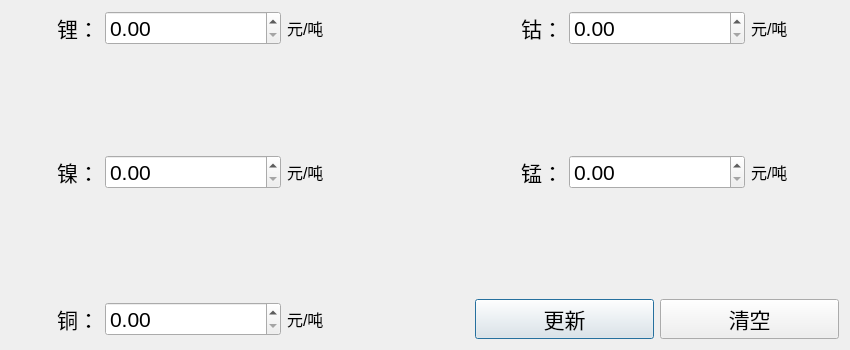
Before: the Qt Designer form metalPriceDialog.ui in RipplesDance/WasteMetalRecoverySystem_server, drawn with Qt 5.
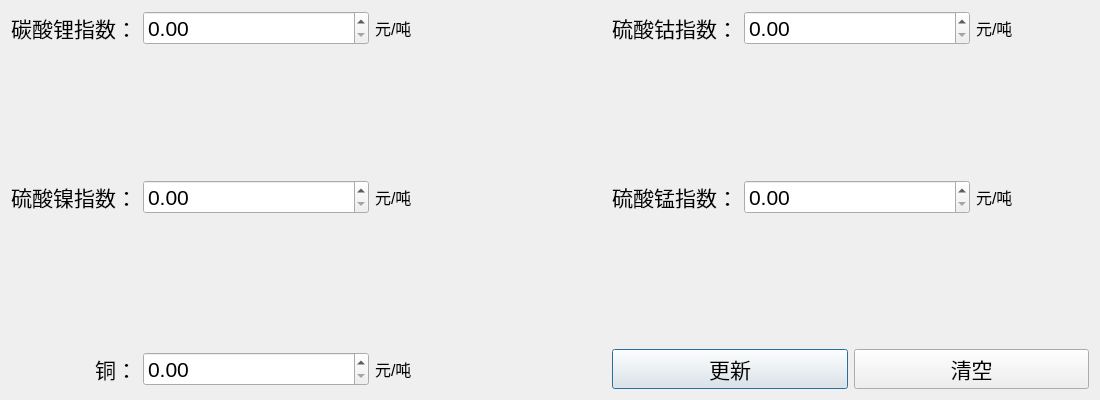
After: the same form once the commit is applied.

```diff
--- a/metalPriceDialog.ui
+++ b/metalPriceDialog.ui
@@ -6,20 +6,20 @@
    <rect>
     <x>0</x>
     <y>0</y>
-    <width>850</width>
-    <height>350</height>
+    <width>1100</width>
+    <height>400</height>
    </rect>
   </property>
   <property name="minimumSize">
    <size>
-    <width>850</width>
-    <height>350</height>
+    <width>1100</width>
+    <height>400</height>
    </size>
   </property>
   <property name="maximumSize">
    <size>
-    <width>850</width>
-    <height>350</height>
+    <width>1100</width>
+    <height>400</height>
    </size>
   </property>
   <property name="windowTitle">
@@ -48,7 +48,7 @@
         </font>
        </property>
        <property name="text">
-        <string>&lt;html&gt;&lt;head/&gt;&lt;body&gt;&lt;p&gt;镍：&lt;/p&gt;&lt;/body&gt;&lt;/html&gt;</string>
+        <string>&lt;html&gt;&lt;head/&gt;&lt;body&gt;&lt;p&gt;硫酸镍指数：&lt;/p&gt;&lt;/body&gt;&lt;/html&gt;</string>
        </property>
        <property name="alignment">
         <set>Qt::AlignRight|Qt::AlignTrailing|Qt::AlignVCenter</set>
@@ -111,7 +111,7 @@
         </font>
        </property>
        <property name="text">
-        <string>&lt;html&gt;&lt;head/&gt;&lt;body&gt;&lt;p&gt;锂：&lt;/p&gt;&lt;/body&gt;&lt;/html&gt;</string>
+        <string>&lt;html&gt;&lt;head/&gt;&lt;body&gt;&lt;p&gt;碳酸锂指数：&lt;/p&gt;&lt;/body&gt;&lt;/html&gt;</string>
        </property>
        <property name="alignment">
         <set>Qt::AlignRight|Qt::AlignTrailing|Qt::AlignVCenter</set>
@@ -141,7 +141,7 @@
         </font>
        </property>
        <property name="text">
-        <string>&lt;html&gt;&lt;head/&gt;&lt;body&gt;&lt;p&gt;钴：&lt;/p&gt;&lt;/body&gt;&lt;/html&gt;</string>
+        <string>&lt;html&gt;&lt;head/&gt;&lt;body&gt;&lt;p&gt;硫酸钴指数：&lt;/p&gt;&lt;/body&gt;&lt;/html&gt;</string>
        </property>
        <property name="alignment">
         <set>Qt::AlignRight|Qt::AlignTrailing|Qt::AlignVCenter</set>
@@ -192,7 +192,7 @@
         </font>
        </property>
        <property name="text">
-        <string>&lt;html&gt;&lt;head/&gt;&lt;body&gt;&lt;p&gt;锰：&lt;/p&gt;&lt;/body&gt;&lt;/html&gt;</string>
+        <string>&lt;html&gt;&lt;head/&gt;&lt;body&gt;&lt;p&gt;硫酸锰指数：&lt;/p&gt;&lt;/body&gt;&lt;/html&gt;</string>
        </property>
        <property name="alignment">
         <set>Qt::AlignRight|Qt::AlignTrailing|Qt::AlignVCenter</set>
```
